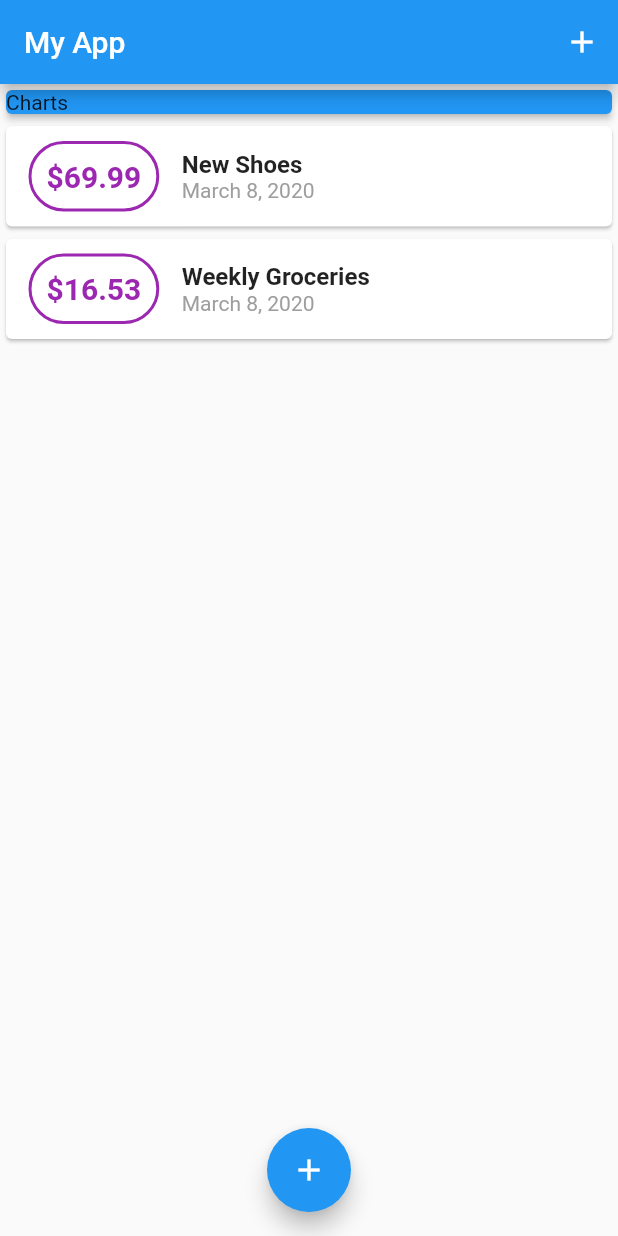
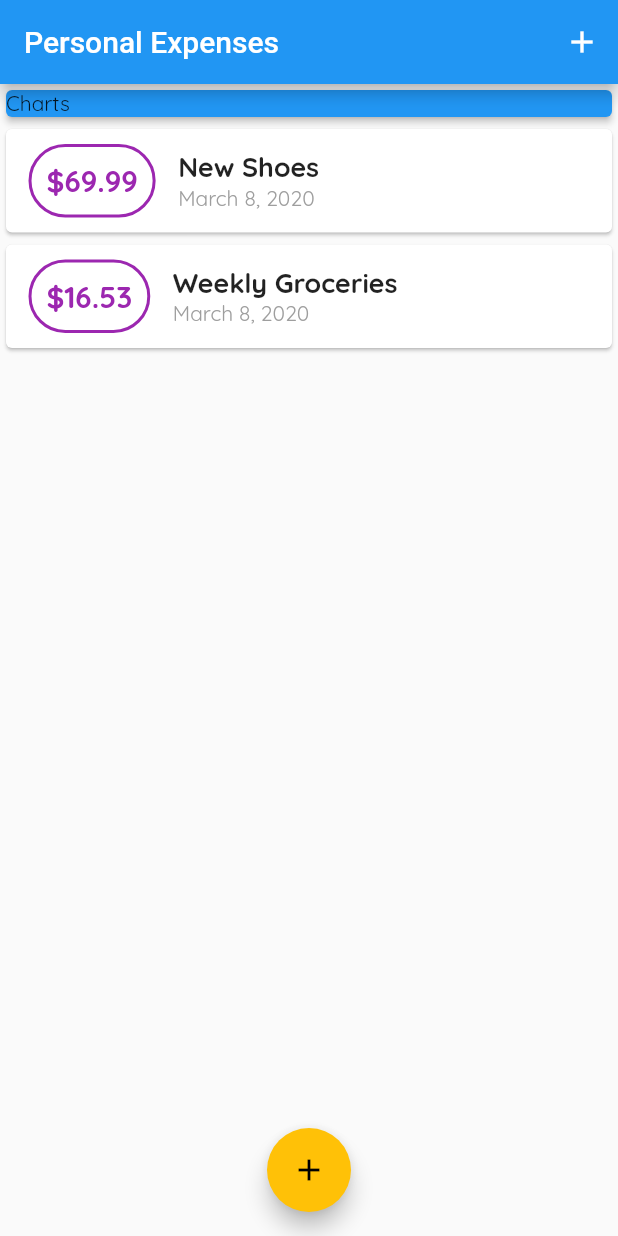
Before and after one commit to officer47p/personal-expenses, a Flutter app: the screen it shows after launch, on a phone screen of 412 x 824 dp. Run offline on Flutter 3.47's test engine with Material 2 defaults, Android fonts, the phone set to English and light mode, and no system bars.

Commit message:
added fonts to my project and added some theming

```diff
--- a/lib/main.dart
+++ b/lib/main.dart
@@ -8,6 +8,27 @@ void main() => runApp(MyApp());
 class MyApp extends StatelessWidget {
   Widget build(BuildContext context) {
     return MaterialApp(
+      title: "Personal Expenses",
+      theme: ThemeData(
+        primaryColor: Colors.purple,
+        accentColor: Colors.amber,
+        fontFamily: "Quicksand",
+        textTheme: TextTheme(
+          title: TextStyle(
+              fontFamily: "Quicksand",
+              fontWeight: FontWeight.bold,
+              fontSize: 18),
+        ),
+        appBarTheme: ThemeData.light().appBarTheme.copyWith(
+              textTheme: ThemeData.light().textTheme.copyWith(
+                    title: TextStyle(
+                      fontFamily: "OpenSans",
+                      fontWeight: FontWeight.bold,
+                      fontSize: 20,
+                    ),
+                  ),
+            ),
+      ),
       home: MyHomePage(),
     );
   }
@@ -59,7 +80,7 @@ class _MyHomePageState extends State<MyHomePage> {
   Widget build(BuildContext context) {
     return Scaffold(
       appBar: AppBar(
-        title: Text("My App"),
+        title: Text("Personal Expenses"),
         actions: <Widget>[
           IconButton(
             icon: Icon(Icons.add),
--- a/lib/widgets/transaction_list.dart
+++ b/lib/widgets/transaction_list.dart
@@ -43,10 +43,7 @@ class TransactionList extends StatelessWidget {
                   children: <Widget>[
                     Text(
                       transactions[i].title,
-                      style: TextStyle(
-                        fontWeight: FontWeight.bold,
-                        fontSize: 16,
-                      ),
+                      style: Theme.of(context).textTheme.title,
                     ),
                     Text(
                       DateFormat.yMMMMd().format(transactions[i].date),
```
Also changed, not shown: pubspec.yaml (+9 -6 lines), assets/fonts/OpenSans-Bold.ttf (added), assets/fonts/OpenSans-Regular.ttf (added), assets/fonts/Quicksand-Bold.ttf (added), assets/fonts/Quicksand-Light.ttf (added), assets/fonts/Quicksand-Medium.ttf (added), assets/fonts/Quicksand-Regular.ttf (added).
